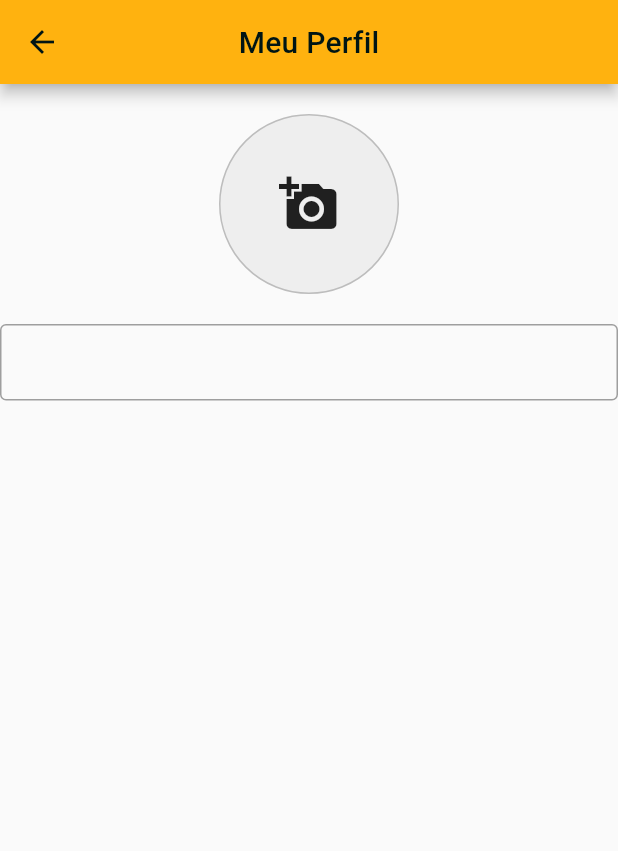
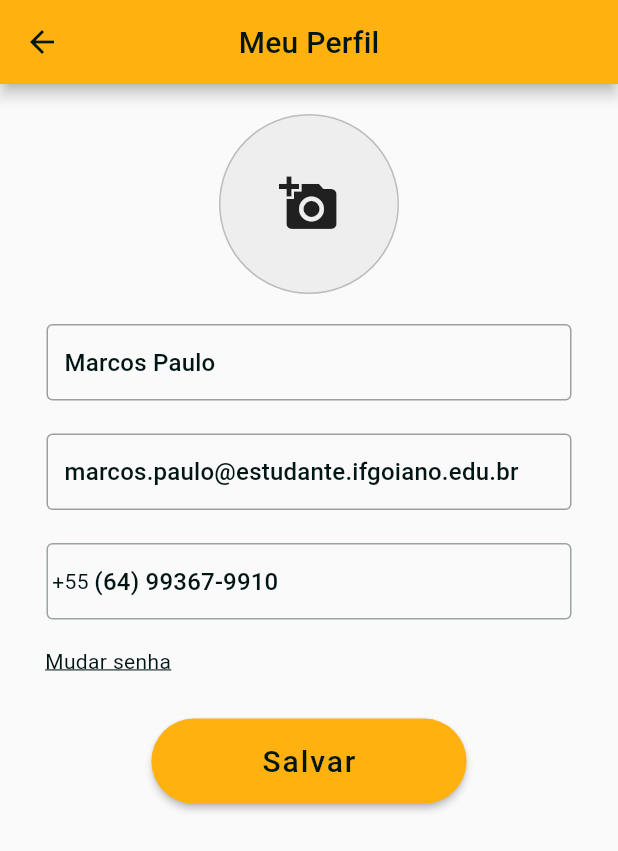
Before and after one commit to Fael123Programming/ife, a Flutter app: the MyProfileScreen screen opened by its route, on a phone screen of 412 x 824 dp. Shown: the top 851 px of the screen. Run offline on Flutter 3.47's test engine with Material 2 defaults, Android fonts, the phone set to English and light mode, and no system bars; our stand-ins replace device_info_plus, google_fonts, image_picker.

Commit message:
new changes

```diff
--- a/lib/views/my_profile/my_profile_screen.dart
+++ b/lib/views/my_profile/my_profile_screen.dart
@@ -1,6 +1,9 @@
 import 'package:flutter/material.dart';
+import 'package:ife/widgets/button.dart';
 import 'package:ife/widgets/image_input.dart';
 import 'package:ife/widgets/text_input.dart';
+import 'package:ife/widgets/phone_number_input/phone_number_input.dart';
+import 'package:ife/widgets/custom_app_bar.dart';
 
 class MyProfileScreen extends StatefulWidget {
   const MyProfileScreen({Key? key}) : super(key: key);
@@ -11,16 +14,29 @@ class MyProfileScreen extends StatefulWidget {
 
 class _MyProfileScreen extends State<MyProfileScreen> {
   final formKey = GlobalKey<FormState>();
+  final TextEditingController nameController =
+      TextEditingController(text: 'Marcos Paulo');
+  final TextEditingController emailController =
+      TextEditingController(text: 'marcos.paulo@estudante.ifgoiano.edu.br');
+  final TextEditingController phoneNumberController =
+      TextEditingController(text: '(64) 99367-9910');
+
+  @override
+  void initState() {
+    super.initState();
+  }
 
   @override
   Widget build(BuildContext ctx) {
     return Scaffold(
-      appBar: AppBar(
-        title: const Text('Meu Perfil'),
-        backgroundColor: const Color(0xFFFFB20F),
+      appBar: CustomAppBar(
+        title: 'Meu Perfil',
         centerTitle: true,
       ),
-      body: Center(
+      body: GestureDetector(
+        onTap: () => FocusManager.instance.primaryFocus?.unfocus(),
+        child: SingleChildScrollView(
+          child: Center(
             child: Column(
               children: <Widget>[
                 const ImageInput(
@@ -31,8 +47,59 @@ class _MyProfileScreen extends State<MyProfileScreen> {
                   key: formKey,
                   child: Column(
                     children: [
-                  TextInput(
-                    inputType: TextInputType.text,
+                      SizedBox(
+                        width: 350,
+                        child: TextInput(
+                          hintText: 'Nome Completo',
+                          inputType: TextInputType.name,
+                          controller: nameController,
+                        ),
+                      ),
+                      SizedBox(
+                        width: 350,
+                        child: TextInput(
+                          hintText: 'E-mail',
+                          inputType: TextInputType.emailAddress,
+                          controller: emailController,
+                        ),
+                      ),
+                      SizedBox(
+                        width: 350,
+                        child: PhoneNumberInput(
+                          controller: phoneNumberController,
+                        ),
+                      ),
+                      GestureDetector(
+                        onTap: () {},
+                        child: Container(
+                          alignment: Alignment.centerLeft,
+                          margin: const EdgeInsets.only(left: 30),
+                          child: const Text(
+                            'Mudar senha',
+                            style: TextStyle(
+                              decoration: TextDecoration.underline,
+                            ),
+                          ),
+                        ),
+                      ),
+                      Container(
+                        margin: const EdgeInsetsDirectional.only(
+                          top: 30,
+                        ),
+                        child: Button(
+                          text: 'Salvar',
+                          onPressed: () {
+                            if (formKey.currentState!.validate()) {
+                              ScaffoldMessenger.of(context).showSnackBar(
+                                const SnackBar(
+                                  content: Text('Salvo'),
+                                  duration: Duration(seconds: 1),
+                                ),
+                              );
+                              Navigator.pop(context);
+                            }
+                          },
+                        ),
                       )
                     ],
                   ),
@@ -40,6 +107,8 @@ class _MyProfileScreen extends State<MyProfileScreen> {
               ],
             ),
           ),
+        ),
+      ),
     );
   }
 }
--- a/lib/views/sign_in/sign_in_screen.dart
+++ b/lib/views/sign_in/sign_in_screen.dart
@@ -24,9 +24,9 @@ class _SignInScreenState extends State<SignInScreen> {
     final screenSizer = ScreenSizer(context);
     return Scaffold(
       backgroundColor: Colors.white,
-      body: SingleChildScrollView(
-        child: GestureDetector(
-          onTap: () => FocusManager.instance.primaryFocus?.unfocus(),
+      body: GestureDetector(
+        onTap: () => FocusManager.instance.primaryFocus?.unfocus(),
+        child: SingleChildScrollView(
           child: Center(
             child: Container(
               margin: EdgeInsets.only(
--- a/lib/views/sign_up/sign_up_screen.dart
+++ b/lib/views/sign_up/sign_up_screen.dart
@@ -66,9 +66,9 @@ class _SignUpScreenState extends State<SignUpScreen> {
       },
       child: Scaffold(
         appBar: CustomAppBar(title: 'Cadastro'),
-        body: SingleChildScrollView(
-          child: GestureDetector(
-            onTap: () => FocusManager.instance.primaryFocus?.unfocus(),
+        body: GestureDetector(
+          onTap: () => FocusManager.instance.primaryFocus?.unfocus(),
+          child: SingleChildScrollView(
             child: Center(
               child: Column(
                 children: [
--- a/lib/widgets/custom_app_bar.dart
+++ b/lib/widgets/custom_app_bar.dart
@@ -2,7 +2,7 @@ import 'package:flutter/material.dart';
 import 'package:google_fonts/google_fonts.dart';
 
 class CustomAppBar extends AppBar {
-  CustomAppBar({Key? key, String title = 'Segurança'})
+  CustomAppBar({Key? key, String title = 'Segurança', bool centerTitle = false})
       : super(
             key: key,
             title: Text(
@@ -12,5 +12,5 @@ class CustomAppBar extends AppBar {
                 fontWeight: FontWeight.w500,
               ),
             ),
-        );
+            centerTitle: centerTitle);
 }
--- a/lib/widgets/phone_number_input/phone_number_input.dart
+++ b/lib/widgets/phone_number_input/phone_number_input.dart
@@ -1,16 +1,16 @@
 import 'package:flutter/material.dart';
 import 'package:flutter/services.dart';
 import 'package:google_fonts/google_fonts.dart';
-import 'package:ife/utils/screen_percentage.dart';
-import 'package:ife/utils/screen_sizer.dart';
 import 'package:ife/utils/validator.dart';
 import 'package:ife/widgets/phone_number_input/br_phone_number_formatter.dart';
 
 class PhoneNumberInput extends StatefulWidget {
   final FocusNode? focusNode;
   final Function()? onEditingComplete;
+  final TextEditingController? controller;
 
-  const PhoneNumberInput({Key? key, this.focusNode, this.onEditingComplete})
+  const PhoneNumberInput(
+      {Key? key, this.focusNode, this.onEditingComplete, this.controller})
       : super(key: key);
 
   @override
@@ -18,16 +18,16 @@ class PhoneNumberInput extends StatefulWidget {
 }
 
 class PhoneNumberInputState extends State<PhoneNumberInput> {
-  final textFormFieldController = TextEditingController();
+  final controller = TextEditingController();
+  late TextEditingController textFormFieldController;
 
   @override
   Widget build(BuildContext context) {
-    final screenSizer = ScreenSizer(context);
+    textFormFieldController =
+        widget.controller != null ? widget.controller! : controller;
     return Container(
-      margin: EdgeInsets.only(
-        bottom: screenSizer.convertToDeviceScreenHeight(
-          screenPercentage: ScreenPercentage.marginInbetweenTextFormFields,
-        ),
+      margin: const EdgeInsets.only(
+        bottom: 20,
       ),
       child: TextFormField(
         onEditingComplete: widget.onEditingComplete,
@@ -50,15 +50,8 @@ class PhoneNumberInputState extends State<PhoneNumberInput> {
               width: 1.0,
             ),
           ),
-          focusedErrorBorder: OutlineInputBorder(
-            borderSide: BorderSide(
-              color: Theme.of(context).colorScheme.error,
-              width: 1.0,
-            ),
-          ),
           hintText: 'Número de telefone',
           hintStyle: GoogleFonts.roboto(color: Colors.grey),
-          errorText: '',
           isDense: true,
           prefixIcon: const Text(' +55 '),
           prefixIconConstraints:
--- a/lib/widgets/text_input.dart
+++ b/lib/widgets/text_input.dart
@@ -6,6 +6,7 @@ class TextInput extends StatefulWidget {
   final bool focus, obscureText;
   final FocusNode? focusNode;
   final TextInputType? inputType;
+  final TextEditingController? controller;
   final String hintText;
 
   const TextInput(
@@ -13,6 +14,7 @@ class TextInput extends StatefulWidget {
       this.onEditingComplete,
       this.focusNode,
       this.inputType,
+      this.controller,
       this.focus = false,
       this.obscureText = false,
       this.hintText = ''})
@@ -23,11 +25,15 @@ class TextInput extends StatefulWidget {
 }
 
 class _TextInputState extends State<TextInput> {
-  final controller = TextEditingController();
+  TextEditingController outerController = TextEditingController();
+  late TextEditingController controller;
   bool visibility = false;
 
   @override
   Widget build(BuildContext context) {
+    controller =
+        widget.controller != null ? widget.controller! : outerController;
+
     return TextFormField(
       focusNode: widget.focusNode,
       onEditingComplete: widget.onEditingComplete,
```
Lines whose indentation alone changed are shown as unchanged.
